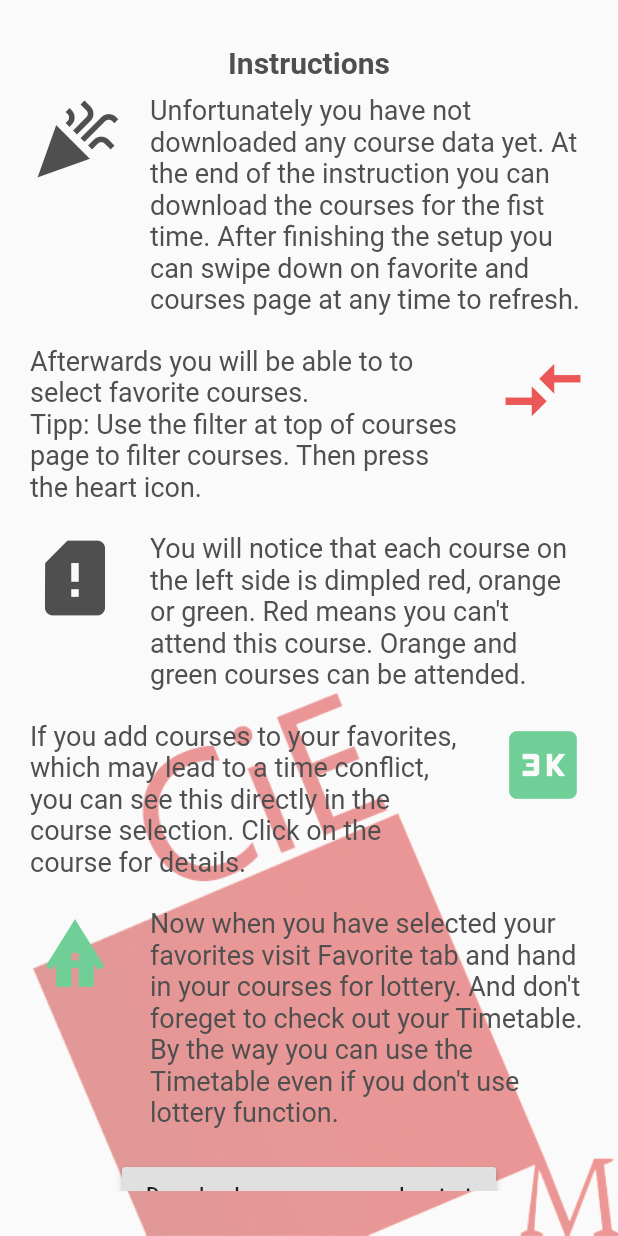
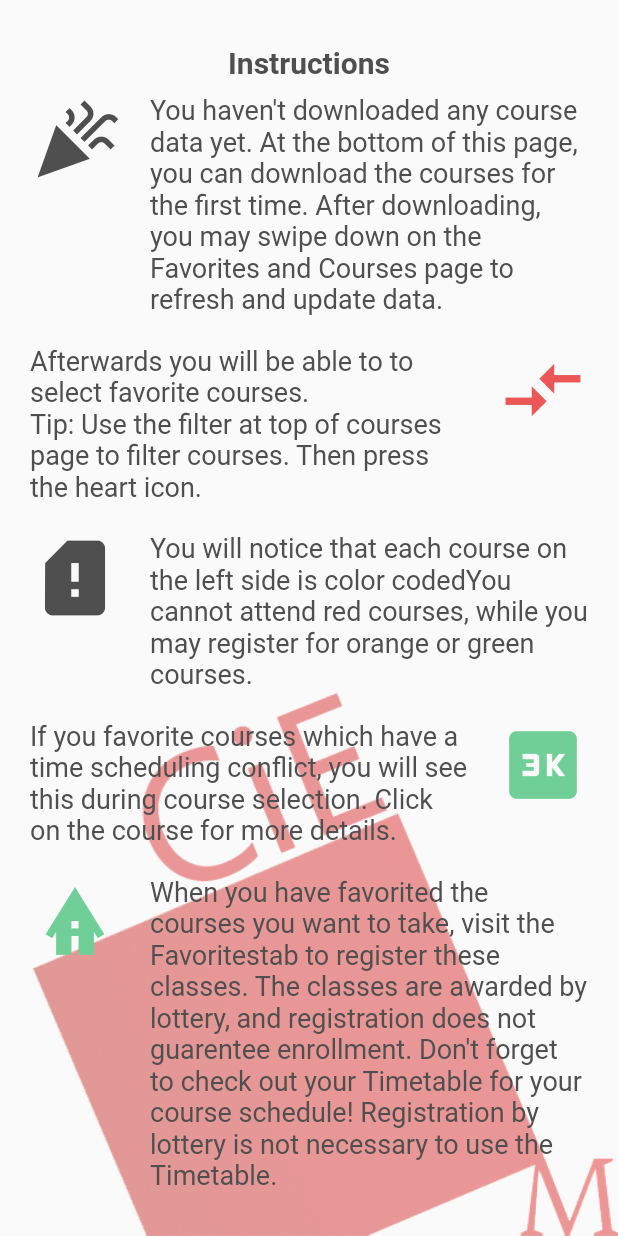
Before and after one commit to mobileappdevhm/dev-team-1-cie-app-in-flutter, a Flutter app: what showInstructions() shows on an empty page, opened directly with empty values, on a phone screen of 412 x 824 dp. Run offline on Flutter 3.47's test engine with Material 2 defaults, Android fonts, the phone set to English and light mode, and no system bars; our stand-ins replace connectivity, firebase_analytics; missing offline and left inert: flutter_html_view, progress_hud; accounts and stored records are empty.

Commit message:
generic show instruction with string const

```diff
--- a/lib/generic/genericShowInstruction.dart
+++ b/lib/generic/genericShowInstruction.dart
@@ -11,7 +11,7 @@ class GenericShowInstruction {
       child: new Column(
         children: <Widget>[
           new Text(
-            "Instructions",
+            StaticVariables.INSTRUCTIONS_TITLE,
             style: CiEStyle.getInstructionPageHeadingStyle(),
           ),
           new Padding(padding: new EdgeInsets.only(bottom: 10.0)),
@@ -22,9 +22,7 @@ class GenericShowInstruction {
               GenericIcon.buildGenericGetArchiveIcon(),
               new Expanded(
                   child: new Text(
-                "Unfortunately you have not downloaded any course data "
-                    "yet. At the end of the instruction you can download the courses for the fist time. "
-                    "After finishing the setup you can swipe down on favorite and courses page at any time to refresh.",
+                StaticVariables.INSTRUCTIONS_BASIC,
                 style: CiEStyle.getInstructionPageTextStyle(),
               ))
             ],
@@ -36,8 +34,7 @@ class GenericShowInstruction {
             children: <Widget>[
               new Expanded(
                   child: new Text(
-                "Afterwards you will be able to to select favorite courses.\n"
-                    "Tipp: Use the filter at top of courses page to filter courses. Then press the heart icon.",
+                StaticVariables.INSTRUCTIONS_TIP,
                 style: CiEStyle.getInstructionPageTextStyle(),
               )),
               GenericIcon.buildGenericGetHeartIcon(),
@@ -51,9 +48,7 @@ class GenericShowInstruction {
               GenericIcon.buildGenericGetTrafficIcon(),
               new Expanded(
                   child: new Text(
-                "You will notice that each course on the left side is dimpled "
-                    "red, orange or green. Red means you can't attend this course. "
-                    "Orange and green courses can be attended.",
+                StaticVariables.INSTRUCTIONS_TRAFFIC_LIGHT,
                 style: CiEStyle.getInstructionPageTextStyle(),
               )),
             ],
@@ -65,9 +60,7 @@ class GenericShowInstruction {
             children: <Widget>[
               new Expanded(
                   child: new Text(
-                "If you add courses to your favorites, which may lead to a time "
-                    "conflict, you can see this directly in the course selection. Click "
-                    "on the course for details.",
+                StaticVariables.INSTRUCTIONS_FAVORITES,
                 style: CiEStyle.getInstructionPageTextStyle(),
               )),
               GenericIcon.buildGenericGetClockIcon(),
@@ -81,10 +74,7 @@ class GenericShowInstruction {
               GenericIcon.buildGenericGetHappyIcon(),
               new Expanded(
                   child: new Text(
-                "Now when you have selected your favorites visit Favorite "
-                    "tab and hand in your courses for lottery. And don't foreget to "
-                    "check out your Timetable. By the way you can use the Timetable even if "
-                    "you don't use lottery function.",
+                StaticVariables.INSTRUCTIONS_LOTTERY,
                 style: CiEStyle.getInstructionPageTextStyle(),
               )),
             ],
@@ -95,14 +85,14 @@ class GenericShowInstruction {
                   children: <Widget>[
                     new Expanded(
                         child: new Text(
-                            "Plase go to courses page and refresh by swiping down.",
+                            StaticVariables.INSTRUCTIONS_PLEASE_GO_TO,
                             style: CiEStyle.getInstructionPageTextStyle()))
                   ],
                 )
               : new RaisedButton(
                   color: CiEColor.lightGray,
                   onPressed: () => _toggleRefresh(onPressRefresh, context),
-                  child: new Text("Download courses now and restart")),
+                  child: new Text(StaticVariables.INSTRUCTIONS_BUTTON_TEXT)),
         ],
       ),
     ));
--- a/lib/utils/staticVariables.dart
+++ b/lib/utils/staticVariables.dart
@@ -94,6 +94,30 @@ class StaticVariables {
 
   static const String SHOW_INSTRUCTIONS = "Show App Instructions";
 
+  static const String INSTRUCTIONS_TITLE = "Instructions";
+  static const String INSTRUCTIONS_BASIC =
+      "You haven't downloaded any course data " +
+          "yet. At the bottom of this page, you can download the courses for the first time. " +
+          "After downloading, you may swipe down on the Favorites and Courses page to refresh and update data.";
+  static const String INSTRUCTIONS_TIP =
+      "Afterwards you will be able to to select favorite courses.\n" +
+          "Tip: Use the filter at top of courses page to filter courses. Then press the heart icon.";
+  static const String INSTRUCTIONS_TRAFFIC_LIGHT =
+      "You will notice that each course on the left side is color coded" +
+          "You cannot attend red courses, while you may register for orange or green courses.";
+  static const String INSTRUCTIONS_FAVORITES =
+      "If you favorite courses which have a time scheduling conflict, you will see this " +
+          "during course selection. Click on the course for more details.";
+  static const String INSTRUCTIONS_LOTTERY =
+      "When you have favorited the courses you want to take, visit the Favorites" +
+          "tab to register these classes. The classes are awarded by lottery, and " +
+          "registration does not guarentee enrollment. Don't forget to check out your " +
+          "Timetable for your course schedule! Registration by lottery is not necessary " +
+          "to use the Timetable.";
+  static const String INSTRUCTIONS_BUTTON_TEXT =
+      "Download available courses and restart now";
+  static const String INSTRUCTIONS_PLEASE_GO_TO =
+      "Plase visit the Courses tab and refresh by swiping down.";
   static const String PRIVACY_TEXT_GERMAN = "Diese Datenschutzerklärung klärt Sie über die Art, den Umfang und Zweck der Verarbeitung von personenbezogenen Daten (nachfolgend kurz “Daten”) innerhalb unseres Onlineangebotes und der mit ihm verbundenen Webseiten, Funktionen und Inhalte sowie externen Onlinepräsenzen, wie z.B. unser Social Media Profile auf (nachfolgend gemeinsam bezeichnet als “Onlineangebot”). Im Hinblick auf die verwendeten Begrifflichkeiten, wie z.B. “Verarbeitung” oder “Verantwortlicher” verweisen wir auf die Definitionen im Art. 4 der Datenschutzgrundverordnung (DSGVO)\n\n" +
       "Arten der verarbeiteten Daten:\n" +
       "- Bestandsdaten (z.B., Namen, Adressen). \n- Kontaktdaten (z.B., E-Mail, Telefonnummern). \n- Inhaltsdaten (z.B., Texteingaben, Fotografien, Videos). \n- Nutzungsdaten (z.B., Interesse an Inhalten, Zugriffszeiten). \n- Meta-/Kommunikationsdaten (z.B., Geräte-Informationen, IP-Adressen)." +
```
Also changed, not shown: 1 other file. Lines whose indentation alone changed are shown as unchanged.
